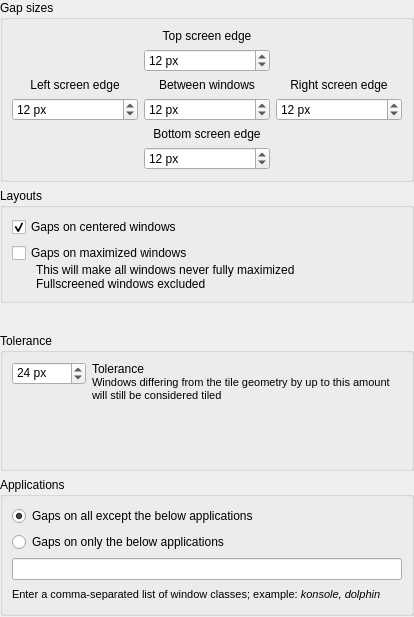
Before: the Qt Designer form contents/ui/config.ui in nclarius/tile-gaps, drawn with Qt 5.
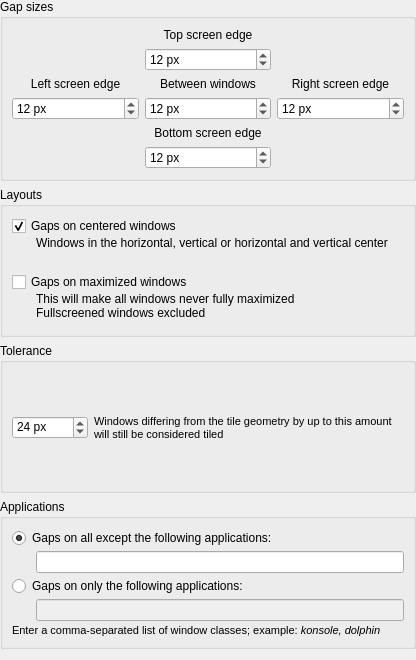
After: the same form once the commit is applied.

Commit message: improve config layout

Diff of the .ui file:
```diff
--- a/contents/ui/config.ui
+++ b/contents/ui/config.ui
@@ -6,14 +6,14 @@
    <rect>
     <x>0</x>
     <y>0</y>
-    <width>414</width>
-    <height>617</height>
+    <width>416</width>
+    <height>660</height>
    </rect>
   </property>
   <property name="minimumSize">
    <size>
-    <width>414</width>
-    <height>617</height>
+    <width>416</width>
+    <height>660</height>
    </size>
   </property>
   <property name="windowTitle">
@@ -23,12 +23,12 @@
    <property name="geometry">
     <rect>
      <x>0</x>
-     <y>0</y>
-     <width>414</width>
-     <height>616</height>
+     <y>-1</y>
+     <width>416</width>
+     <height>650</height>
     </rect>
    </property>
-   <layout class="QVBoxLayout" name="verticalLayout">
+   <layout class="QVBoxLayout" name="verticalLayout_config">
     <property name="spacing">
      <number>6</number>
     </property>
@@ -52,8 +52,18 @@
       <property name="flat">
        <bool>false</bool>
       </property>
-      <layout class="QGridLayout" name="gridLayout_sizes">
-       <item row="1" column="3">
+      <layout class="QGridLayout" name="gridLayout">
+       <item row="0" column="1">
+        <widget class="QLabel" name="label_gapTop">
+         <property name="text">
+          <string>Top screen edge</string>
+         </property>
+         <property name="alignment">
+          <set>Qt::AlignCenter</set>
+         </property>
+        </widget>
+       </item>
+       <item row="1" column="1">
         <widget class="QSpinBox" name="kcfg_gapTop">
          <property name="suffix">
           <string> px</string>
@@ -66,31 +76,18 @@
          </property>
         </widget>
        </item>
-       <item row="3" column="4">
-        <widget class="QLabel" name="gapRight">
+       <item row="2" column="0">
+        <widget class="QLabel" name="label_gapLeft">
          <property name="text">
-          <string>Right screen edge</string>
+          <string>Left screen edge</string>
          </property>
          <property name="alignment">
           <set>Qt::AlignCenter</set>
          </property>
         </widget>
        </item>
-       <item row="4" column="0">
-        <widget class="QSpinBox" name="kcfg_gapLeft">
-         <property name="suffix">
-          <string> px</string>
-         </property>
-         <property name="maximum">
-          <number>999</number>
-         </property>
-         <property name="value">
-          <number>12</number>
-         </property>
-        </widget>
-       </item>
-       <item row="3" column="3">
-        <widget class="QLabel" name="gapMid">
+       <item row="2" column="1">
+        <widget class="QLabel" name="label_gapMid">
          <property name="text">
           <string>Between windows</string>
          </property>
@@ -99,10 +96,10 @@
          </property>
         </widget>
        </item>
-       <item row="5" column="3">
-        <widget class="QLabel" name="gapBottom">
+       <item row="2" column="2">
+        <widget class="QLabel" name="label_gapRight">
          <property name="text">
-          <string>Bottom screen edge</string>
+          <string>Right screen edge</string>
          </property>
          <property name="alignment">
           <set>Qt::AlignCenter</set>
@@ -110,16 +107,19 @@
         </widget>
        </item>
        <item row="3" column="0">
-        <widget class="QLabel" name="gapLeft">
-         <property name="text">
-          <string>Left screen edge</string>
+        <widget class="QSpinBox" name="kcfg_gapLeft">
+         <property name="suffix">
+          <string> px</string>
          </property>
-         <property name="alignment">
-          <set>Qt::AlignCenter</set>
+         <property name="maximum">
+          <number>999</number>
+         </property>
+         <property name="value">
+          <number>12</number>
          </property>
         </widget>
        </item>
-       <item row="4" column="3">
+       <item row="3" column="1">
         <widget class="QSpinBox" name="kcfg_gapMid">
          <property name="suffix">
           <string> px</string>
@@ -132,7 +132,7 @@
          </property>
         </widget>
        </item>
-       <item row="4" column="4">
+       <item row="3" column="2">
         <widget class="QSpinBox" name="kcfg_gapRight">
          <property name="suffix">
           <string> px</string>
@@ -145,17 +145,17 @@
          </property>
         </widget>
        </item>
-       <item row="0" column="3">
-        <widget class="QLabel" name="gapTop">
+       <item row="4" column="1">
+        <widget class="QLabel" name="label_gapBottom">
          <property name="text">
-          <string>Top screen edge</string>
+          <string>Bottom screen edge</string>
          </property>
          <property name="alignment">
           <set>Qt::AlignCenter</set>
          </property>
         </widget>
        </item>
-       <item row="6" column="3">
+       <item row="5" column="1">
         <widget class="QSpinBox" name="kcfg_gapBottom">
          <property name="suffix">
           <string> px</string>
@@ -171,7 +171,7 @@
       </layout>
      </widget>
     </item>
-    <item alignment="Qt::AlignTop">
+    <item>
      <widget class="QGroupBox" name="groupBox_layouts">
       <property name="sizePolicy">
        <sizepolicy hsizetype="Preferred" vsizetype="Preferred">
@@ -202,19 +202,70 @@
           </widget>
          </item>
          <item>
-          <spacer name="verticalSpacer">
+          <layout class="QHBoxLayout" name="horizontalLayout_layout_centeredinfo">
+           <item>
+            <spacer name="horizontalSpacer_layouts_centeredinfo">
+             <property name="orientation">
+              <enum>Qt::Horizontal</enum>
+             </property>
+             <property name="sizeType">
+              <enum>QSizePolicy::Fixed</enum>
+             </property>
+             <property name="sizeHint" stdset="0">
+              <size>
+               <width>24</width>
+               <height>20</height>
+              </size>
+             </property>
+            </spacer>
+           </item>
+           <item alignment="Qt::AlignTop">
+            <widget class="QLabel" name="label_centeredinfo">
+             <property name="maximumSize">
+              <size>
+               <width>16777215</width>
+               <height>16777215</height>
+              </size>
+             </property>
+             <property name="styleSheet">
+              <string notr="true">font: 8pt &quot;Noto Sans&quot;;</string>
+             </property>
+             <property name="text">
+              <string>&lt;html&gt;&lt;head/&gt;&lt;body&gt;&lt;p&gt;Windows in the horizontal, vertical or horizontal and vertical center&lt;/p&gt;&lt;/body&gt;&lt;/html&gt;</string>
+             </property>
+             <property name="textFormat">
+              <enum>Qt::RichText</enum>
+             </property>
+             <property name="alignment">
+              <set>Qt::AlignLeading|Qt::AlignLeft|Qt::AlignTop</set>
+             </property>
+             <property name="wordWrap">
+              <bool>true</bool>
+             </property>
+             <property name="margin">
+              <number>0</number>
+             </property>
+            </widget>
+           </item>
+          </layout>
+         </item>
+         <item>
+          <spacer name="verticalSpacer_layouts">
            <property name="orientation">
             <enum>Qt::Vertical</enum>
            </property>
+           <property name="sizeType">
+            <enum>QSizePolicy::Fixed</enum>
+           </property>
            <property name="sizeHint" stdset="0">
             <size>
              <width>20</width>
-             <height>6</height>
+             <height>3</height>
             </size>
            </property>
           </spacer>
          </item>
-         <item alignment="Qt::AlignTop">
+         <item>
           <widget class="QCheckBox" name="kcfg_includeMaximized">
            <property name="maximumSize">
             <size>
@@ -231,9 +282,9 @@
           </widget>
          </item>
          <item>
-          <layout class="QHBoxLayout" name="horizontalLayout">
+          <layout class="QHBoxLayout" name="horizontalLayout_layout_maximizedinfo">
            <item>
-            <spacer name="horizontalSpacer">
+            <spacer name="horizontalSpacer_layouts_maximizedinfo">
              <property name="orientation">
               <enum>Qt::Horizontal</enum>
              </property>
@@ -249,7 +300,7 @@
             </spacer>
            </item>
            <item alignment="Qt::AlignTop">
-            <widget class="QLabel" name="label">
+            <widget class="QLabel" name="label_maximizedinfo">
              <property name="maximumSize">
               <size>
                <width>16777215</width>
@@ -297,16 +348,18 @@
       <property name="flat">
        <bool>false</bool>
       </property>
-      <layout class="QHBoxLayout" name="horizontalLayout_2">
+      <layout class="QHBoxLayout" name="horizontalLayout">
        <property name="bottomMargin">
         <number>6</number>
        </property>
        <item>
-        <layout class="QHBoxLayout" name="horizontalLayout_5">
+        <layout class="QVBoxLayout" name="verticalLayout">
+         <item>
+          <layout class="QHBoxLayout" name="horizontalLayout_tolerance">
          <property name="sizeConstraint">
           <enum>QLayout::SetDefaultConstraint</enum>
          </property>
-         <item alignment="Qt::AlignTop">
+           <item alignment="Qt::AlignVCenter">
           <widget class="QSpinBox" name="kcfg_tolerance">
            <property name="sizePolicy">
             <sizepolicy hsizetype="Preferred" vsizetype="Fixed">
@@ -328,8 +381,8 @@
            </property>
           </widget>
          </item>
-         <item>
-          <widget class="QLabel" name="tolerance">
+           <item alignment="Qt::AlignVCenter">
+            <widget class="QLabel" name="label_tolerance">
            <property name="minimumSize">
             <size>
              <width>310</width>
@@ -342,8 +395,13 @@
              <height>16777215</height>
             </size>
            </property>
+             <property name="font">
+              <font>
+               <pointsize>8</pointsize>
+              </font>
+             </property>
            <property name="text">
-            <string>&lt;html&gt;&lt;head/&gt;&lt;body&gt;&lt;p&gt;Tolerance&lt;br/&gt;&lt;span style=&quot; font-size:8pt;&quot;&gt;Windows differing from the tile geometry by up to this amount will still be considered tiled&lt;/span&gt;&lt;/p&gt;&lt;/body&gt;&lt;/html&gt;</string>
+              <string>Windows differing from the tile geometry by up to this amount will still be considered tiled</string>
            </property>
            <property name="alignment">
             <set>Qt::AlignLeading|Qt::AlignLeft|Qt::AlignTop</set>
@@ -352,6 +410,8 @@
             <bool>true</bool>
            </property>
           </widget>
+           </item>
+          </layout>
          </item>
         </layout>
        </item>
@@ -365,11 +425,14 @@
       </property>
       <layout class="QHBoxLayout" name="horizontalLayout_3">
        <item>
-        <layout class="QVBoxLayout" name="verticalLayout_3">
+        <layout class="QVBoxLayout" name="verticalLayout_applications">
+         <property name="spacing">
+          <number>3</number>
+         </property>
          <item>
           <widget class="QRadioButton" name="kcfg_excludeApps">
            <property name="text">
-            <string>Gaps on all except the below applications</string>
+            <string>Gaps on all except the following applications:</string>
            </property>
            <property name="checked">
             <bool>true</bool>
@@ -377,41 +440,67 @@
           </widget>
          </item>
          <item>
-          <widget class="QRadioButton" name="kcfg_includeApps">
+          <layout class="QHBoxLayout" name="horizontalLayout_applications_exclude">
+           <item>
+            <spacer name="horizontalSpacer_applications_exclude">
+             <property name="orientation">
+              <enum>Qt::Horizontal</enum>
+             </property>
+             <property name="sizeType">
+              <enum>QSizePolicy::Fixed</enum>
+             </property>
+             <property name="sizeHint" stdset="0">
+              <size>
+               <width>24</width>
+               <height>20</height>
+              </size>
+             </property>
+            </spacer>
+           </item>
+           <item>
+            <widget class="QLineEdit" name="kcfg_excludedApps"/>
+           </item>
+          </layout>
+         </item>
+         <item>
+          <widget class="QRadioButton" name="kcfg_includeMode">
            <property name="text">
-            <string>Gaps on only the below applications</string>
+            <string>Gaps on only the following applications:</string>
            </property>
-           <property name="checked">
+          </widget>
+         </item>
+         <item>
+          <layout class="QHBoxLayout" name="horizontalLayout_applications_include">
+           <item>
+            <spacer name="horizontalSpacer_applications_include">
+             <property name="orientation">
+              <enum>Qt::Horizontal</enum>
+             </property>
+             <property name="sizeType">
+              <enum>QSizePolicy::Fixed</enum>
+             </property>
+             <property name="sizeHint" stdset="0">
+              <size>
+               <width>24</width>
+               <height>20</height>
+              </size>
+             </property>
+            </spacer>
+           </item>
+           <item>
+            <widget class="QLineEdit" name="kcfg_includedApps">
+             <property name="enabled">
             <bool>false</bool>
            </property>
           </widget>
          </item>
-         <item>
-          <widget class="QLineEdit" name="kcfg_appList">
-           <property name="sizePolicy">
-            <sizepolicy hsizetype="Expanding" vsizetype="Fixed">
-             <horstretch>0</horstretch>
-             <verstretch>0</verstretch>
-            </sizepolicy>
-           </property>
-           <property name="maximumSize">
-            <size>
-             <width>390</width>
-             <height>16777215</height>
-            </size>
-           </property>
-           <property name="placeholderText">
-            <string/>
-           </property>
-          </widget>
+          </layout>
          </item>
          <item>
           <widget class="QLabel" name="label_2">
            <property name="font">
             <font>
              <pointsize>8</pointsize>
-             <weight>50</weight>
-             <bold>false</bold>
             </font>
            </property>
            <property name="text">
```
Left out of the diff: 43 changed lines with no effect on the pictures. Lines whose indentation alone changed are shown as unchanged. The commit also changes 3 other files.
